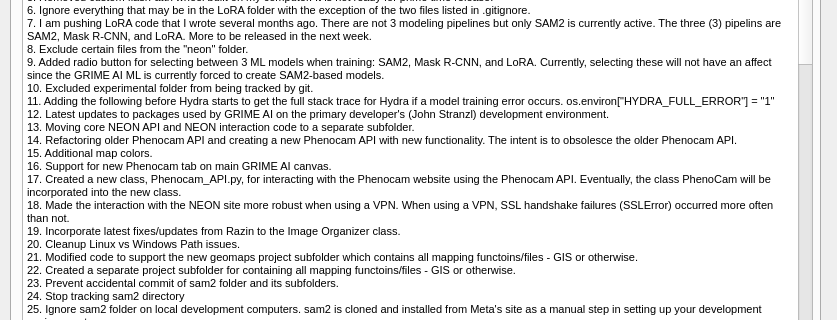
This is src/GRIME_AI/dialogs/release_notes/QDialog_ReleaseNotes.ui in GRIME-Lab/GRIME-AI as Qt 5 draws it before an edit; both pictures show x 0 to 837 and y 346 to 666 of the 837 by 779 pixel window. The edited form follows.
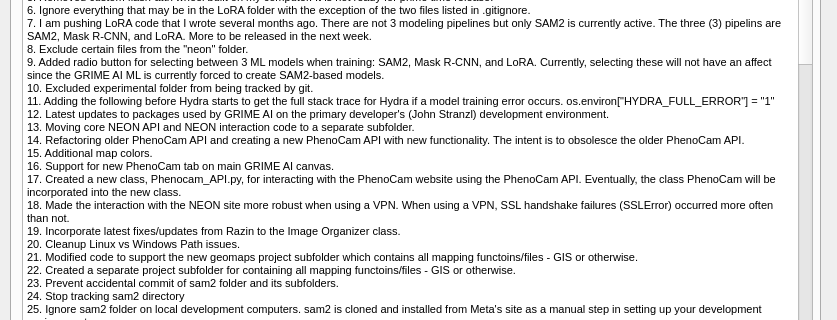
This is the edited form.

Commit message: Correct 'Cam' in PhenoCam from 'c' to 'C'.

What changed in the file:
```diff
--- a/src/GRIME_AI/dialogs/release_notes/QDialog_ReleaseNotes.ui
+++ b/src/GRIME_AI/dialogs/release_notes/QDialog_ReleaseNotes.ui
@@ -129,10 +129,10 @@
 &lt;p style=&quot; margin-top:0px; margin-bottom:0px; margin-left:0px; margin-right:0px; -qt-block-indent:0; text-indent:0px;&quot;&gt;&lt;span style=&quot; font-family:'Arial','sans-serif';&quot;&gt;11. Adding the following before Hydra starts to get the full stack trace for Hydra if a model training error occurs. os.environ[&amp;quot;HYDRA_FULL_ERROR&amp;quot;] = &amp;quot;1&amp;quot;&lt;/span&gt;&lt;/p&gt;
 &lt;p style=&quot; margin-top:0px; margin-bottom:0px; margin-left:0px; margin-right:0px; -qt-block-indent:0; text-indent:0px;&quot;&gt;&lt;span style=&quot; font-family:'Arial','sans-serif';&quot;&gt;12. Latest updates to packages used by GRIME AI on the primary developer's (John Stranzl) development environment.&lt;/span&gt;&lt;/p&gt;
 &lt;p style=&quot; margin-top:0px; margin-bottom:0px; margin-left:0px; margin-right:0px; -qt-block-indent:0; text-indent:0px;&quot;&gt;&lt;span style=&quot; font-family:'Arial','sans-serif';&quot;&gt;13. Moving core NEON API and NEON interaction code to a separate subfolder.&lt;/span&gt;&lt;/p&gt;
-&lt;p style=&quot; margin-top:0px; margin-bottom:0px; margin-left:0px; margin-right:0px; -qt-block-indent:0; text-indent:0px;&quot;&gt;&lt;span style=&quot; font-family:'Arial','sans-serif';&quot;&gt;14. Refactoring older Phenocam API and creating a new Phenocam API with new functionality. The intent is to obsolesce the older Phenocam API.&lt;/span&gt;&lt;/p&gt;
+&lt;p style=&quot; margin-top:0px; margin-bottom:0px; margin-left:0px; margin-right:0px; -qt-block-indent:0; text-indent:0px;&quot;&gt;&lt;span style=&quot; font-family:'Arial','sans-serif';&quot;&gt;14. Refactoring older PhenoCam API and creating a new PhenoCam API with new functionality. The intent is to obsolesce the older PhenoCam API.&lt;/span&gt;&lt;/p&gt;
 &lt;p style=&quot; margin-top:0px; margin-bottom:0px; margin-left:0px; margin-right:0px; -qt-block-indent:0; text-indent:0px;&quot;&gt;&lt;span style=&quot; font-family:'Arial','sans-serif';&quot;&gt;15. Additional map colors.&lt;/span&gt;&lt;/p&gt;
-&lt;p style=&quot; margin-top:0px; margin-bottom:0px; margin-left:0px; margin-right:0px; -qt-block-indent:0; text-indent:0px;&quot;&gt;&lt;span style=&quot; font-family:'Arial','sans-serif';&quot;&gt;16. Support for new Phenocam tab on main GRIME AI canvas.&lt;/span&gt;&lt;/p&gt;
-&lt;p style=&quot; margin-top:0px; margin-bottom:0px; margin-left:0px; margin-right:0px; -qt-block-indent:0; text-indent:0px;&quot;&gt;&lt;span style=&quot; font-family:'Arial','sans-serif';&quot;&gt;17. Created a new class, Phenocam_API.py, for interacting with the Phenocam website using the Phenocam API. Eventually, the class PhenoCam will be incorporated into the new class.&lt;/span&gt;&lt;/p&gt;
+&lt;p style=&quot; margin-top:0px; margin-bottom:0px; margin-left:0px; margin-right:0px; -qt-block-indent:0; text-indent:0px;&quot;&gt;&lt;span style=&quot; font-family:'Arial','sans-serif';&quot;&gt;16. Support for new PhenoCam tab on main GRIME AI canvas.&lt;/span&gt;&lt;/p&gt;
+&lt;p style=&quot; margin-top:0px; margin-bottom:0px; margin-left:0px; margin-right:0px; -qt-block-indent:0; text-indent:0px;&quot;&gt;&lt;span style=&quot; font-family:'Arial','sans-serif';&quot;&gt;17. Created a new class, Phenocam_API.py, for interacting with the PhenoCam website using the PhenoCam API. Eventually, the class PhenoCam will be incorporated into the new class.&lt;/span&gt;&lt;/p&gt;
 &lt;p style=&quot; margin-top:0px; margin-bottom:0px; margin-left:0px; margin-right:0px; -qt-block-indent:0; text-indent:0px;&quot;&gt;&lt;span style=&quot; font-family:'Arial','sans-serif';&quot;&gt;18. Made the interaction with the NEON site more robust when using a VPN. When using a VPN, SSL handshake failures (SSLError) occurred more often than not.&lt;/span&gt;&lt;/p&gt;
 &lt;p style=&quot; margin-top:0px; margin-bottom:0px; margin-left:0px; margin-right:0px; -qt-block-indent:0; text-indent:0px;&quot;&gt;&lt;span style=&quot; font-family:'Arial','sans-serif';&quot;&gt;19. Incorporate latest fixes/updates from Razin to the Image Organizer class.&lt;/span&gt;&lt;/p&gt;
 &lt;p style=&quot; margin-top:0px; margin-bottom:0px; margin-left:0px; margin-right:0px; -qt-block-indent:0; text-indent:0px;&quot;&gt;&lt;span style=&quot; font-family:'Arial','sans-serif';&quot;&gt;20. Cleanup Linux vs Windows Path issues.&lt;/span&gt;&lt;/p&gt;
@@ -176,7 +176,7 @@
 &lt;p style=&quot; margin-top:0px; margin-bottom:0px; margin-left:0px; margin-right:0px; -qt-block-indent:0; text-indent:0px;&quot;&gt;&lt;span style=&quot; font-family:'Arial','sans-serif';&quot;&gt;8. Added toolbar icon resources explicitly to the installer build script.&lt;/span&gt;&lt;/p&gt;
 &lt;p style=&quot; margin-top:0px; margin-bottom:0px; margin-left:0px; margin-right:0px; -qt-block-indent:0; text-indent:0px;&quot;&gt;&lt;span style=&quot; font-family:'Arial','sans-serif';&quot;&gt;9. Refactored createToolBar function so that it was not repetitive.&lt;/span&gt;&lt;/p&gt;
 &lt;p style=&quot; margin-top:0px; margin-bottom:0px; margin-left:0px; margin-right:0px; -qt-block-indent:0; text-indent:0px;&quot;&gt;&lt;span style=&quot; font-family:'Arial','sans-serif';&quot;&gt;10. Moving toolbar icon images to the new resources folder.&lt;/span&gt;&lt;/p&gt;
-&lt;p style=&quot; margin-top:0px; margin-bottom:0px; margin-left:0px; margin-right:0px; -qt-block-indent:0; text-indent:0px;&quot;&gt;&lt;span style=&quot; font-family:'Arial','sans-serif';&quot;&gt;11. More map modifications. USGS site pins are USGS logo &amp;quot;Green.&amp;quot; Phenocam site pins are &amp;quot;gold.&amp;quot; And the map is initially centered on Lincoln, NE that is marked by a red pin.&lt;/span&gt;&lt;/p&gt;
+&lt;p style=&quot; margin-top:0px; margin-bottom:0px; margin-left:0px; margin-right:0px; -qt-block-indent:0; text-indent:0px;&quot;&gt;&lt;span style=&quot; font-family:'Arial','sans-serif';&quot;&gt;11. More map modifications. USGS site pins are USGS logo &amp;quot;Green.&amp;quot; PhenoCam site pins are &amp;quot;gold.&amp;quot; And the map is initially centered on Lincoln, NE that is marked by a red pin.&lt;/span&gt;&lt;/p&gt;
 &lt;p style=&quot; margin-top:0px; margin-bottom:0px; margin-left:0px; margin-right:0px; -qt-block-indent:0; text-indent:0px;&quot;&gt;&lt;span style=&quot; font-family:'Arial','sans-serif';&quot;&gt;12. Updated main.spec that is output by pyinstaller.&lt;/span&gt;&lt;/p&gt;
 &lt;p style=&quot; margin-top:0px; margin-bottom:0px; margin-left:0px; margin-right:0px; -qt-block-indent:0; text-indent:0px;&quot;&gt;&lt;span style=&quot; font-family:'Arial','sans-serif';&quot;&gt;13. Refactored openstreetmap_viewer.py to support more pin colors.&lt;/span&gt;&lt;/p&gt;
 &lt;p style=&quot; margin-top:0px; margin-bottom:0px; margin-left:0px; margin-right:0px; -qt-block-indent:0; text-indent:0px;&quot;&gt;&lt;span style=&quot; font-family:'Arial','sans-serif';&quot;&gt;14. Removed pin that does not have a color in its filename.&lt;/span&gt;&lt;/p&gt;
@@ -198,8 +198,8 @@
 &lt;p style=&quot; margin-top:0px; margin-bottom:0px; margin-left:0px; margin-right:0px; -qt-block-indent:0; text-indent:0px;&quot;&gt;&lt;span style=&quot; font-family:'Arial','sans-serif';&quot;&gt;30. Once the repos has been cloned, the developer must execute install_sam2.bat to clone the sam2 repos. Once downloaded, the batch file will kick-off the download_sam2_ckpts.bat to download the sam2 checkpoints into the sam2/checkpoints folder. These batch files are for Windows only.&lt;/span&gt;&lt;/p&gt;
 &lt;p style=&quot; margin-top:0px; margin-bottom:0px; margin-left:0px; margin-right:0px; -qt-block-indent:0; text-indent:0px;&quot;&gt;&lt;span style=&quot; font-family:'Arial','sans-serif';&quot;&gt;31. We no longer need these chrome driver functions since 2024.&lt;/span&gt;&lt;/p&gt;
 &lt;p style=&quot; margin-top:0px; margin-bottom:0px; margin-left:0px; margin-right:0px; -qt-block-indent:0; text-indent:0px;&quot;&gt;&lt;span style=&quot; font-family:'Arial','sans-serif';&quot;&gt;32. This script and its associated files are used to take a snapshot of a user's torch environment. e.g., CUDA version, torch version, etc.&lt;/span&gt;&lt;/p&gt;
-&lt;p style=&quot; margin-top:0px; margin-bottom:0px; margin-left:0px; margin-right:0px; -qt-block-indent:0; text-indent:0px;&quot;&gt;&lt;span style=&quot; font-family:'Arial','sans-serif';&quot;&gt;33. This is to display a OpenStreetMap with push pins for the USGS and Phenocam sites.&lt;/span&gt;&lt;/p&gt;
-&lt;p style=&quot; margin-top:0px; margin-bottom:0px; margin-left:0px; margin-right:0px; -qt-block-indent:0; text-indent:0px;&quot;&gt;&lt;span style=&quot; font-family:'Arial','sans-serif';&quot;&gt;34. This is to display a google map with push pins for the USGS and Phenocam sites.&lt;/span&gt;&lt;/p&gt;
+&lt;p style=&quot; margin-top:0px; margin-bottom:0px; margin-left:0px; margin-right:0px; -qt-block-indent:0; text-indent:0px;&quot;&gt;&lt;span style=&quot; font-family:'Arial','sans-serif';&quot;&gt;33. This is to display a OpenStreetMap with push pins for the USGS and PhenoCam sites.&lt;/span&gt;&lt;/p&gt;
+&lt;p style=&quot; margin-top:0px; margin-bottom:0px; margin-left:0px; margin-right:0px; -qt-block-indent:0; text-indent:0px;&quot;&gt;&lt;span style=&quot; font-family:'Arial','sans-serif';&quot;&gt;34. This is to display a google map with push pins for the USGS and PhenoCam sites.&lt;/span&gt;&lt;/p&gt;
 &lt;p style=&quot; margin-top:0px; margin-bottom:0px; margin-left:0px; margin-right:0px; -qt-block-indent:0; text-indent:0px;&quot;&gt;&lt;span style=&quot; font-family:'Arial','sans-serif';&quot;&gt;35. Windows and Linux scripts to help developers install SAM2.&lt;/span&gt;&lt;/p&gt;
 &lt;p style=&quot; margin-top:0px; margin-bottom:0px; margin-left:0px; margin-right:0px; -qt-block-indent:0; text-indent:0px;&quot;&gt;&lt;span style=&quot; font-family:'Arial','sans-serif';&quot;&gt;36. Added Geopandas support independent study (Kalispel Tribe) research.&lt;/span&gt;&lt;/p&gt;
 &lt;p style=&quot; margin-top:0px; margin-bottom:0px; margin-left:0px; margin-right:0px; -qt-block-indent:0; text-indent:0px;&quot;&gt;&lt;span style=&quot; font-family:'Arial','sans-serif';&quot;&gt;37. Added .venv to the list of folders to ignore.&lt;/span&gt;&lt;/p&gt;
@@ -274,7 +274,7 @@
 &lt;p style=&quot; margin-top:0px; margin-bottom:0px; margin-left:0px; margin-right:0px; -qt-block-indent:0; text-indent:0px;&quot;&gt;&lt;span style=&quot; font-family:'Arial','sans-serif'; font-weight:600;&quot;&gt;Release 0.0.6.0 (beta 11) - 2025_08_05&lt;/span&gt;&lt;/p&gt;
 &lt;p style=&quot; margin-top:0px; margin-bottom:0px; margin-left:0px; margin-right:0px; -qt-block-indent:0; text-indent:0px;&quot;&gt;&lt;span style=&quot; font-family:'Arial'; font-size:8pt;&quot;&gt;1. Added functionality on main menu under tools call Sync JSON Annotations that will verify that all the image files specified in the JSON annotation file exist in the folder. If they do not, the uder will have the option to have GRIME AI generate a revised JSON that does not contain references to the missing images.&lt;/span&gt;&lt;/p&gt;
 &lt;p style=&quot; margin-top:0px; margin-bottom:0px; margin-left:0px; margin-right:0px; -qt-block-indent:0; text-indent:0px;&quot;&gt;&lt;span style=&quot; font-family:'Arial'; font-size:8pt;&quot;&gt;2. Removed deprecated functions from main.py.&lt;/span&gt;&lt;/p&gt;
-&lt;p style=&quot; margin-top:0px; margin-bottom:0px; margin-left:0px; margin-right:0px; -qt-block-indent:0; text-indent:0px;&quot;&gt;&lt;span style=&quot; font-family:'Arial'; font-size:8pt;&quot;&gt;3. Further development of image labeling/annotating capabilities.&lt;br /&gt;4. Added error management logic into the NEON site feature to deal with issues when the NEON/Battelle website has issues with the Field Site Table (CSV) that GRIME AI relies on for its NEON and Phenocam related features.&lt;br /&gt;5. When selecting a model training data folder or a root folder that has one or more training data subfolders, GRIME AI will check to ensure that the annotation file and the available images are in sync. i.e., that all the images are presented as expected by the annotation file contents.&lt;br /&gt;6. Modified code to place all files generated during model training into the GRIME AI &amp;quot;Models&amp;quot; subfolder.&lt;/span&gt;&lt;/p&gt;
+&lt;p style=&quot; margin-top:0px; margin-bottom:0px; margin-left:0px; margin-right:0px; -qt-block-indent:0; text-indent:0px;&quot;&gt;&lt;span style=&quot; font-family:'Arial'; font-size:8pt;&quot;&gt;3. Further development of image labeling/annotating capabilities.&lt;br /&gt;4. Added error management logic into the NEON site feature to deal with issues when the NEON/Battelle website has issues with the Field Site Table (CSV) that GRIME AI relies on for its NEON and PhenoCam related features.&lt;br /&gt;5. When selecting a model training data folder or a root folder that has one or more training data subfolders, GRIME AI will check to ensure that the annotation file and the available images are in sync. i.e., that all the images are presented as expected by the annotation file contents.&lt;br /&gt;6. Modified code to place all files generated during model training into the GRIME AI &amp;quot;Models&amp;quot; subfolder.&lt;/span&gt;&lt;/p&gt;
 &lt;p style=&quot; margin-top:0px; margin-bottom:0px; margin-left:0px; margin-right:0px; -qt-block-indent:0; text-indent:0px;&quot;&gt;&lt;span style=&quot; font-family:'Arial'; font-size:8pt;&quot;&gt;7. Removed the intermittent saving of a model when it is being trained. This type of functionality is not beneficial at this time. &lt;/span&gt;&lt;/p&gt;
 &lt;p style=&quot; margin-top:0px; margin-bottom:0px; margin-left:0px; margin-right:0px; -qt-block-indent:0; text-indent:0px;&quot;&gt;&lt;span style=&quot; font-family:'Arial'; font-size:8pt;&quot;&gt;8. Added a &amp;quot;visualization&amp;quot;&lt;/span&gt;&lt;span style=&quot; font-family:'Arial','sans-serif';&quot;&gt; class that contains functions to generate metric plots, graphs, and heatmaps to ascertain how well a model has been trained and validated.&lt;/span&gt;&lt;/p&gt;
 &lt;p style=&quot; margin-top:0px; margin-bottom:0px; margin-left:0px; margin-right:0px; -qt-block-indent:0; text-indent:0px;&quot;&gt;&lt;span style=&quot; font-family:'Arial','sans-serif'; font-size:8pt;&quot;&gt;9. Added a function accessed from the Tools menu item that will inspect an annotation file (JSON) and generate an MS Excel XLSX file in the folder where the annotation file is located which describes how many masks of each label type have been trained for each image.&lt;br /&gt;10. Modifications to model training to support immediate needs of the NAU grad student (Jacob Blais) under his PhD advisor, Andrew Richardson. Andrew is is a co-PI on the NSF Grant which is how this need came to GRIME Lab's attention.&lt;/span&gt;&lt;/p&gt;
@@ -367,7 +367,7 @@
 &lt;p style=&quot; margin-top:0px; margin-bottom:0px; margin-left:0px; margin-right:0px; -qt-block-indent:0; text-indent:0px;&quot;&gt;&lt;span style=&quot; font-family:'Arial','sans-serif'; font-size:8.5pt;&quot;&gt;3. Added diagnostic messages which are displayed on the cli.&lt;br /&gt;&lt;/span&gt;&lt;/p&gt;
 &lt;p style=&quot;-qt-paragraph-type:empty; margin-top:0px; margin-bottom:0px; margin-left:0px; margin-right:0px; -qt-block-indent:0; text-indent:0px; font-family:'Arial'; font-size:7.8pt;&quot;&gt;&lt;br /&gt;&lt;/p&gt;
 &lt;p style=&quot; margin-top:0px; margin-bottom:0px; margin-left:0px; margin-right:0px; -qt-block-indent:0; text-indent:0px;&quot;&gt;&lt;span style=&quot; font-family:'Arial','sans-serif'; font-weight:600;&quot;&gt;Release 0.0.5.11b - 2025_Jan-13&lt;/span&gt;&lt;/p&gt;
-&lt;p style=&quot; margin-top:0px; margin-bottom:0px; margin-left:0px; margin-right:0px; -qt-block-indent:0; text-indent:0px;&quot;&gt;&lt;span style=&quot; font-family:'Arial','sans-serif'; font-size:8.5pt;&quot;&gt;1. Modification to NEON download manager when it shows the download complete messagebox. The Phenocam images download (indirectly part of NEON), was still dispalying its download complete message separate from the NEON data. This was removed to be handled by the main NEON download manager function.&lt;/span&gt;&lt;/p&gt;
+&lt;p style=&quot; margin-top:0px; margin-bottom:0px; margin-left:0px; margin-right:0px; -qt-block-indent:0; text-indent:0px;&quot;&gt;&lt;span style=&quot; font-family:'Arial','sans-serif'; font-size:8.5pt;&quot;&gt;1. Modification to NEON download manager when it shows the download complete messagebox. The PhenoCam images download (indirectly part of NEON), was still dispalying its download complete message separate from the NEON data. This was removed to be handled by the main NEON download manager function.&lt;/span&gt;&lt;/p&gt;
 &lt;p style=&quot;-qt-paragraph-type:empty; margin-top:0px; margin-bottom:0px; margin-left:0px; margin-right:0px; -qt-block-indent:0; text-indent:0px; font-family:'Arial'; font-size:7.8pt;&quot;&gt;&lt;br /&gt;&lt;/p&gt;
 &lt;p style=&quot;-qt-paragraph-type:empty; margin-top:0px; margin-bottom:0px; margin-left:0px; margin-right:0px; -qt-block-indent:0; text-indent:0px; font-family:'Arial'; font-size:7.8pt;&quot;&gt;&lt;br /&gt;&lt;/p&gt;
 &lt;p style=&quot; margin-top:0px; margin-bottom:0px; margin-left:0px; margin-right:0px; -qt-block-indent:0; text-indent:0px;&quot;&gt;&lt;span style=&quot; font-family:'Arial','sans-serif'; font-weight:600;&quot;&gt;Release 0.0.5.11a - 2025_Jan-10&lt;/span&gt;&lt;/p&gt;
@@ -515,7 +515,7 @@
 &lt;p style=&quot; margin-top:0px; margin-bottom:0px; margin-left:0px; margin-right:0px; -qt-block-indent:0; text-indent:0px;&quot;&gt;&lt;span style=&quot; font-family:'Arial','sans-serif'; font-size:8.5pt;&quot;&gt;1. Implemented a third GUI specific to the “Feature Extraction” version of GRIME-AI.&lt;/span&gt;&lt;/p&gt;
 &lt;p style=&quot; margin-top:0px; margin-bottom:0px; margin-left:0px; margin-right:0px; -qt-block-indent:0; text-indent:0px;&quot;&gt;&lt;span style=&quot; font-family:'Calibri';&quot;&gt;2. Corrected display of color clusters in feature table. &lt;/span&gt;&lt;/p&gt;
 &lt;p style=&quot; margin-top:0px; margin-bottom:0px; margin-left:0px; margin-right:0px; -qt-block-indent:0; text-indent:0px;&quot;&gt;&lt;span style=&quot; font-family:'Calibri';&quot;&gt;3. Changed all fonts from Arial” to “Calibri” to support a font common to Windows 10/11. &lt;/span&gt;&lt;/p&gt;
-&lt;p style=&quot; margin-top:0px; margin-bottom:0px; margin-left:0px; margin-right:0px; -qt-block-indent:0; text-indent:0px;&quot;&gt;&lt;span style=&quot; font-family:'Calibri';&quot;&gt;4. Corrected reference to preious Phenocam site which has now moved to a different university.&lt;/span&gt;&lt;/p&gt;
+&lt;p style=&quot; margin-top:0px; margin-bottom:0px; margin-left:0px; margin-right:0px; -qt-block-indent:0; text-indent:0px;&quot;&gt;&lt;span style=&quot; font-family:'Calibri';&quot;&gt;4. Corrected reference to preious PhenoCam site which has now moved to a different university.&lt;/span&gt;&lt;/p&gt;
 &lt;p style=&quot; margin-top:0px; margin-bottom:0px; margin-left:0px; margin-right:0px; -qt-block-indent:0; text-indent:0px;&quot;&gt;&lt;span style=&quot; font-family:'Calibri';&quot;&gt;5. Added feature where each ROI can have its own number of color clusters.&lt;/span&gt;&lt;/p&gt;
 &lt;p style=&quot;-qt-paragraph-type:empty; margin-top:0px; margin-bottom:0px; margin-left:0px; margin-right:0px; -qt-block-indent:0; text-indent:0px; font-family:'Arial';&quot;&gt;&lt;br /&gt;&lt;/p&gt;
 &lt;p style=&quot; margin-top:0px; margin-bottom:0px; margin-left:0px; margin-right:0px; -qt-block-indent:0; text-indent:0px;&quot;&gt;&lt;span style=&quot; font-family:'Arial','sans-serif'; font-weight:600;&quot;&gt;Release 0.0.2.1 - 2022_Sep_19&lt;/span&gt;&lt;/p&gt;
@@ -532,7 +532,7 @@
 &lt;p style=&quot; margin-top:0px; margin-bottom:0px; margin-left:0px; margin-right:0px; -qt-block-indent:0; text-indent:0px;&quot;&gt;&lt;span style=&quot; font-family:'Arial','sans-serif'; font-size:8.5pt;&quot;&gt;Release limited capability version to extract information for user-defined ROIs.&lt;/span&gt;&lt;/p&gt;
 &lt;p style=&quot;-qt-paragraph-type:empty; margin-top:0px; margin-bottom:0px; margin-left:0px; margin-right:0px; -qt-block-indent:0; text-indent:0px; font-family:'Arial';&quot;&gt;&lt;br /&gt;&lt;/p&gt;
 &lt;p style=&quot; margin-top:0px; margin-bottom:0px; margin-left:0px; margin-right:0px; -qt-block-indent:0; text-indent:0px;&quot;&gt;&lt;span style=&quot; font-family:'Arial','sans-serif'; font-weight:600;&quot;&gt;Release 0.0.1.7 - 2022_Jun_10&lt;/span&gt;&lt;/p&gt;
-&lt;p style=&quot; margin-top:0px; margin-bottom:0px; margin-left:0px; margin-right:0px; -qt-block-indent:0; text-indent:0px;&quot;&gt;&lt;span style=&quot; font-family:'Arial','sans-serif'; font-size:8.5pt;&quot;&gt;Release limited capability version as a NEON/Phenocam Download Manager only.&lt;/span&gt;&lt;/p&gt;
+&lt;p style=&quot; margin-top:0px; margin-bottom:0px; margin-left:0px; margin-right:0px; -qt-block-indent:0; text-indent:0px;&quot;&gt;&lt;span style=&quot; font-family:'Arial','sans-serif'; font-size:8.5pt;&quot;&gt;Release limited capability version as a NEON/PhenoCam Download Manager only.&lt;/span&gt;&lt;/p&gt;
 &lt;p style=&quot;-qt-paragraph-type:empty; margin-top:0px; margin-bottom:0px; margin-left:0px; margin-right:0px; -qt-block-indent:0; text-indent:0px; font-family:'Arial';&quot;&gt;&lt;br /&gt;&lt;/p&gt;
 &lt;p style=&quot; margin-top:0px; margin-bottom:0px; margin-left:0px; margin-right:0px; -qt-block-indent:0; text-indent:0px;&quot;&gt;&lt;span style=&quot; font-family:'Arial','sans-serif'; font-weight:600;&quot;&gt;Release 0.0.1.6 - 2022_Apr_06&lt;/span&gt;&lt;/p&gt;
 &lt;p style=&quot; margin-top:0px; margin-bottom:0px; margin-left:0px; margin-right:0px; -qt-block-indent:0; text-indent:0px;&quot;&gt;&lt;span style=&quot; font-family:'Courier New'; font-weight:600;&quot;&gt;HIVIS Proof-of-Concept&lt;/span&gt;&lt;/p&gt;
@@ -571,7 +571,7 @@
 &lt;p style=&quot; margin-top:0px; margin-bottom:0px; margin-left:0px; margin-right:0px; -qt-block-indent:0; text-indent:0px;&quot;&gt;&lt;span style=&quot; font-family:'Arial','sans-serif'; font-weight:600;&quot;&gt;Release 0.0.0.2 - TBS&lt;/span&gt;&lt;/p&gt;
 &lt;p style=&quot; margin-top:0px; margin-bottom:0px; margin-left:0px; margin-right:0px; -qt-block-indent:0; text-indent:0px;&quot;&gt;&lt;span style=&quot; font-family:'Arial','sans-serif'; font-weight:600;&quot;&gt;Release 0.0.0.1 - TBS&lt;/span&gt;&lt;/p&gt;
 &lt;p style=&quot; margin-top:0px; margin-bottom:0px; margin-left:0px; margin-right:0px; -qt-block-indent:0; text-indent:0px;&quot;&gt;&lt;span style=&quot; font-family:'Arial','sans-serif'; font-weight:600;&quot;&gt;Release 0.0.0.0 - April 2021&lt;/span&gt;&lt;/p&gt;
-&lt;p style=&quot; margin-top:0px; margin-bottom:0px; margin-left:0px; margin-right:0px; -qt-block-indent:0; text-indent:0px;&quot;&gt;&lt;span style=&quot; font-family:'Arial','sans-serif';&quot;&gt;Blade Vision Systems presentation of NEON/Phenocam prototype prior to enrollment at UNL.&lt;/span&gt;&lt;/p&gt;&lt;/body&gt;&lt;/html&gt;</string>
+&lt;p style=&quot; margin-top:0px; margin-bottom:0px; margin-left:0px; margin-right:0px; -qt-block-indent:0; text-indent:0px;&quot;&gt;&lt;span style=&quot; font-family:'Arial','sans-serif';&quot;&gt;Blade Vision Systems presentation of NEON/PhenoCam prototype prior to enrollment at UNL.&lt;/span&gt;&lt;/p&gt;&lt;/body&gt;&lt;/html&gt;</string>
      </property>
     </widget>
    </widget>
```
Left out of the diff: 2 changed lines with no effect on the pictures. The commit also changes 3 other files.
